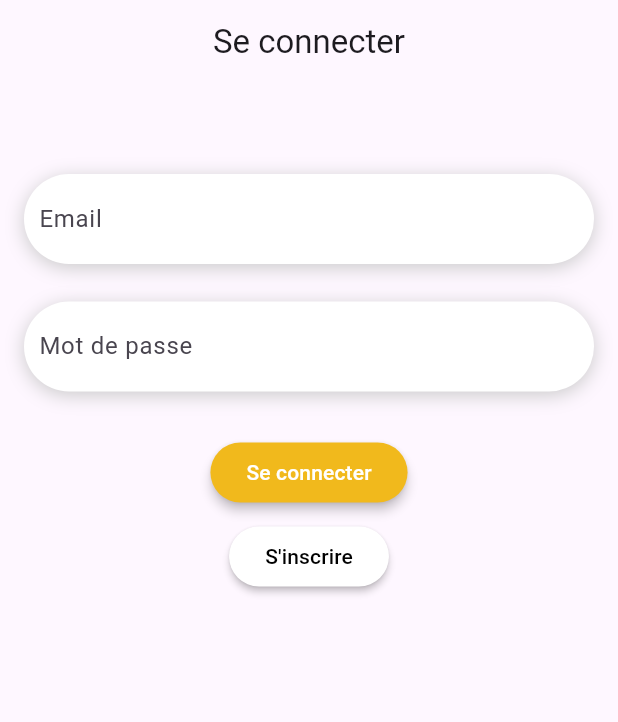
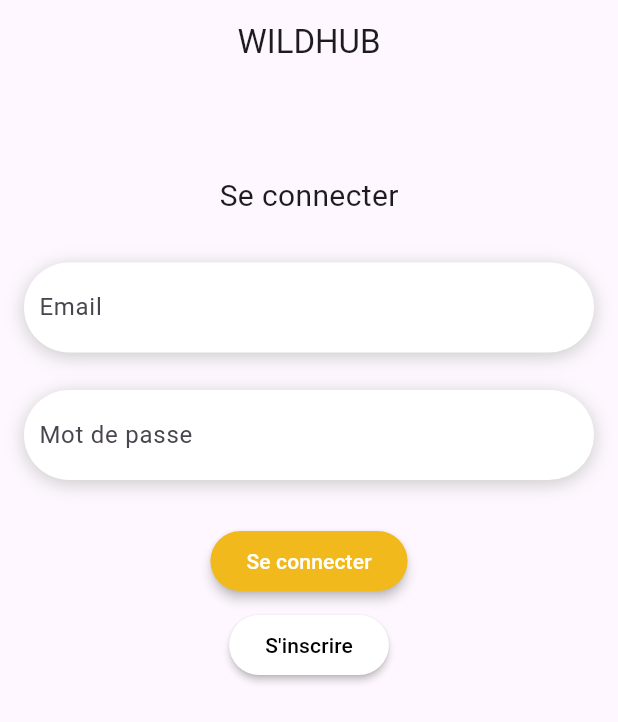
Before and after one commit to RomainConte/Yowl, a Flutter app: the screen it shows after launch, on a phone screen of 412 x 824 dp. Shown: the top 722 px of the screen. Run offline on Flutter 3.47's test engine with Material 3 defaults, Android fonts, the phone set to English and light mode, and no system bars; our stand-ins replace shared_preferences, timeago; missing offline and left inert: password_strength.

Commit message:
[PUT] front login!!!!!

```diff
--- a/yowl/lib/screens/login_screen.dart
+++ b/yowl/lib/screens/login_screen.dart
@@ -91,6 +91,15 @@ class _LoginScreenState extends State<LoginScreen> {
             mainAxisAlignment: MainAxisAlignment.center,
             crossAxisAlignment: CrossAxisAlignment.center,
             children: [
+              Title(
+                color: Colors.black,
+                child: const Text(
+                  'Se connecter',
+                  style: TextStyle(fontSize: 20),
+                ),
+
+              ),
+              const SizedBox(height: 30),
               Row(
                 children: [
                   Expanded(
@@ -201,11 +210,10 @@ class MyAppBar extends StatelessWidget implements PreferredSizeWidget {
   Size get preferredSize => const Size.fromHeight(100);
   @override
   Widget build(BuildContext context) {
-
     return AppBar(
       automaticallyImplyLeading: false,
       // backgroundColor: Colors.white,
-      title: const Text('Se connecter'),
+      title: const Text('WILDHUB'),
       centerTitle: true,
     );
   }
```
